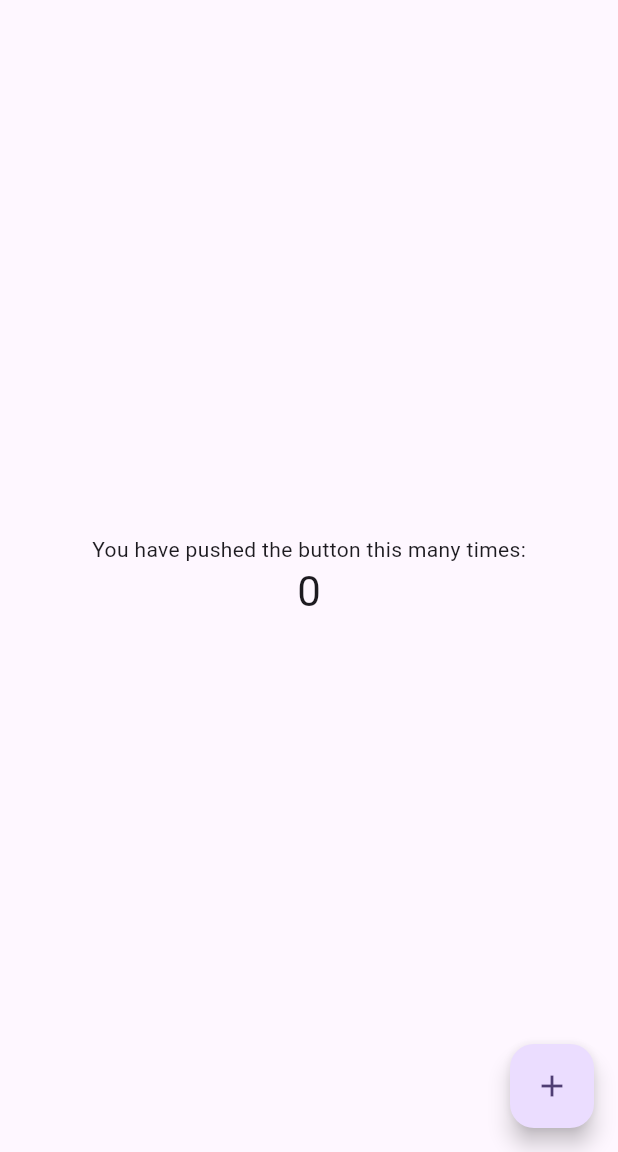
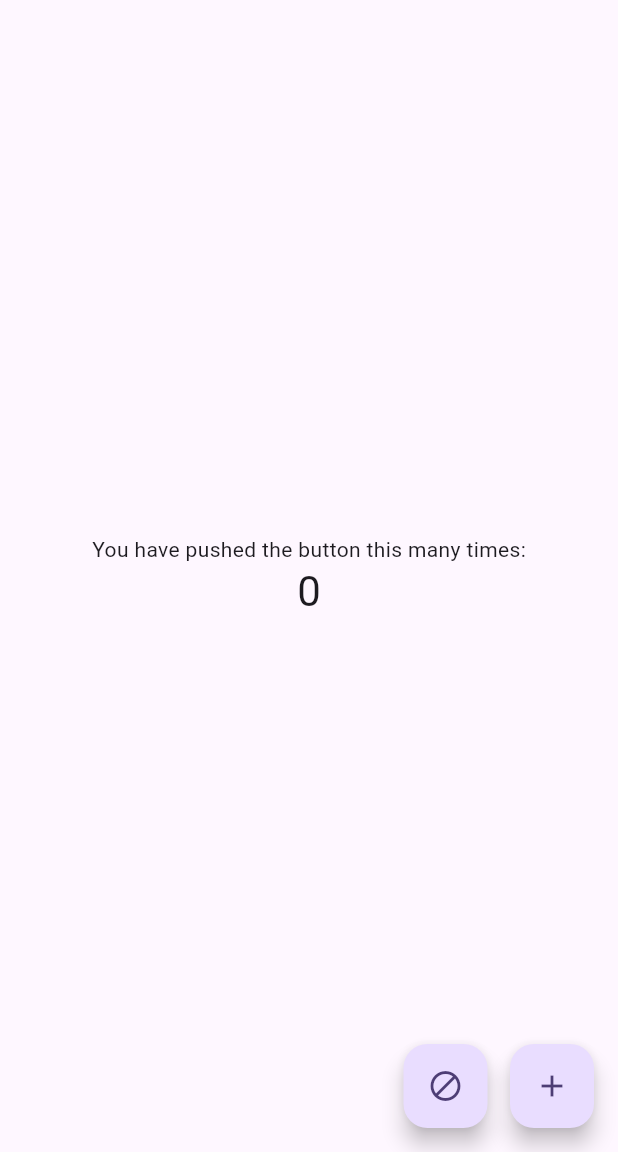
Before and after one commit to eso14/click-me, a Flutter app: the screen it shows after launch, on a phone screen of 412 x 824 dp, the part 84-1236 px from its top. Run offline on Flutter 3.47's test engine with Material 3 defaults, Android fonts, the phone set to English and light mode, and no system bars.

Commit message:
Adding another Button

```diff
--- a/test_drive2/lib/main.dart
+++ b/test_drive2/lib/main.dart
@@ -28,7 +28,7 @@ class MyApp extends StatelessWidget {
         //
         // This works for code too, not just values: Most code changes can be
         // tested with just a hot reload.
-        colorScheme: ColorScheme.fromSeed(seedColor: Colors.deepPurple),
+        colorScheme: ColorScheme.fromSeed(seedColor: const Color.fromARGB(255, 85, 35, 183)),
         useMaterial3: true,
       ),
       home: const MyHomePage(title: 'Flutter Demo Home Page'),
@@ -65,6 +65,12 @@ class _MyHomePageState extends State<MyHomePage> {
       // _counter without calling setState(), then the build method would not be
       // called again, and so nothing would appear to happen.
       _counter++;
+    });
+  }
+
+  void _clearCounter(){
+    setState(() {
+      _counter = 0;
     });
   }
 
@@ -115,11 +121,23 @@ class _MyHomePageState extends State<MyHomePage> {
           ],
         ),
       ),
-      floatingActionButton: FloatingActionButton(
-        onPressed: _incrementCounter,
-        tooltip: 'Increment',
-        child: const Icon(Icons.add),
-      ), // This trailing comma makes auto-formatting nicer for build methods.
+      floatingActionButton: Row(
+        mainAxisAlignment: MainAxisAlignment.end,
+        children: [
+          FloatingActionButton(
+            onPressed: _clearCounter,
+            tooltip: 'Clear',
+            child: const Icon(Icons.block),
+            ),
+            const SizedBox(width: 15),
+            FloatingActionButton(
+                onPressed: _incrementCounter,
+                tooltip: 'Increment',
+                child: const Icon(Icons.add),
+                ),
+        ],
+      ),
+       // This trailing comma makes auto-formatting nicer for build methods.
     );
   }
 }
```
